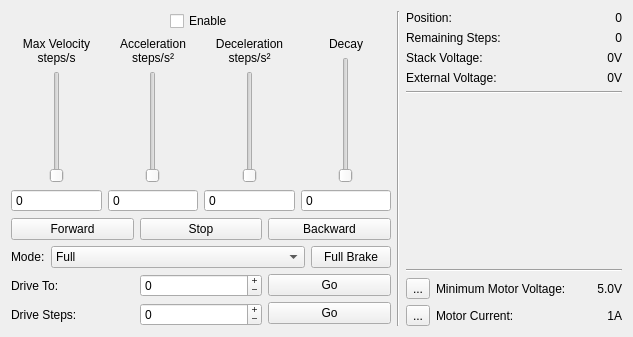
Before: the Qt Designer form src/brickv/plugin_system/plugins/stepper/ui/stepper.ui in Tinkerforge/brickv, drawn with Qt 5.
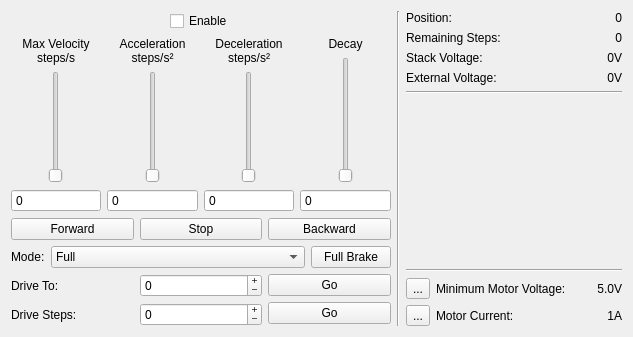
After: the same form once the commit is applied.

Commit message: add stretching to vertical sliders (otherwise they look ugly on windows)

What changed in the file:
```diff
--- a/src/brickv/plugin_system/plugins/stepper/ui/stepper.ui
+++ b/src/brickv/plugin_system/plugins/stepper/ui/stepper.ui
@@ -80,9 +80,24 @@
             </widget>
            </item>
            <item>
+            <layout class="QHBoxLayout" name="horizontalLayout_13">
+             <item>
+              <spacer name="horizontalSpacer_3">
+               <property name="orientation">
+                <enum>Qt::Horizontal</enum>
+               </property>
+               <property name="sizeHint" stdset="0">
+                <size>
+                 <width>40</width>
+                 <height>20</height>
+                </size>
+               </property>
+              </spacer>
+             </item>
+             <item>
             <widget class="QSlider" name="velocity_slider">
              <property name="sizePolicy">
-              <sizepolicy hsizetype="Minimum" vsizetype="Expanding">
+                <sizepolicy hsizetype="Fixed" vsizetype="Expanding">
                <horstretch>0</horstretch>
                <verstretch>0</verstretch>
               </sizepolicy>
@@ -111,6 +126,21 @@
             </widget>
            </item>
            <item>
+              <spacer name="horizontalSpacer_4">
+               <property name="orientation">
+                <enum>Qt::Horizontal</enum>
+               </property>
+               <property name="sizeHint" stdset="0">
+                <size>
+                 <width>40</width>
+                 <height>20</height>
+                </size>
+               </property>
+              </spacer>
+             </item>
+            </layout>
+           </item>
+           <item>
             <widget class="QSpinBox" name="velocity_spin">
              <property name="buttonSymbols">
               <enum>QAbstractSpinBox::NoButtons</enum>
@@ -145,9 +175,24 @@
             </widget>
            </item>
            <item>
+            <layout class="QHBoxLayout" name="horizontalLayout_14">
+             <item>
+              <spacer name="horizontalSpacer_5">
+               <property name="orientation">
+                <enum>Qt::Horizontal</enum>
+               </property>
+               <property name="sizeHint" stdset="0">
+                <size>
+                 <width>40</width>
+                 <height>20</height>
+                </size>
+               </property>
+              </spacer>
+             </item>
+             <item>
             <widget class="QSlider" name="acceleration_slider">
              <property name="sizePolicy">
-              <sizepolicy hsizetype="Minimum" vsizetype="Expanding">
+                <sizepolicy hsizetype="Fixed" vsizetype="Expanding">
                <horstretch>0</horstretch>
                <verstretch>0</verstretch>
               </sizepolicy>
@@ -165,6 +210,21 @@
               <enum>Qt::Vertical</enum>
              </property>
             </widget>
+             </item>
+             <item>
+              <spacer name="horizontalSpacer_6">
+               <property name="orientation">
+                <enum>Qt::Horizontal</enum>
+               </property>
+               <property name="sizeHint" stdset="0">
+                <size>
+                 <width>40</width>
+                 <height>20</height>
+                </size>
+               </property>
+              </spacer>
+             </item>
+            </layout>
            </item>
            <item>
             <widget class="QSpinBox" name="acceleration_spin">
@@ -201,9 +261,24 @@
             </widget>
            </item>
            <item>
+            <layout class="QHBoxLayout" name="horizontalLayout_17">
+             <item>
+              <spacer name="horizontalSpacer_7">
+               <property name="orientation">
+                <enum>Qt::Horizontal</enum>
+               </property>
+               <property name="sizeHint" stdset="0">
+                <size>
+                 <width>40</width>
+                 <height>20</height>
+                </size>
+               </property>
+              </spacer>
+             </item>
+             <item>
             <widget class="QSlider" name="deceleration_slider">
              <property name="sizePolicy">
-              <sizepolicy hsizetype="Minimum" vsizetype="Expanding">
+                <sizepolicy hsizetype="Fixed" vsizetype="Expanding">
                <horstretch>0</horstretch>
                <verstretch>0</verstretch>
               </sizepolicy>
@@ -218,6 +293,21 @@
               <enum>Qt::Vertical</enum>
              </property>
             </widget>
+             </item>
+             <item>
+              <spacer name="horizontalSpacer_8">
+               <property name="orientation">
+                <enum>Qt::Horizontal</enum>
+               </property>
+               <property name="sizeHint" stdset="0">
+                <size>
+                 <width>40</width>
+                 <height>20</height>
+                </size>
+               </property>
+              </spacer>
+             </item>
+            </layout>
            </item>
            <item>
             <widget class="QSpinBox" name="deceleration_spin">
@@ -247,9 +337,24 @@
             </widget>
            </item>
            <item>
+            <layout class="QHBoxLayout" name="horizontalLayout_18">
+             <item>
+              <spacer name="horizontalSpacer_9">
+               <property name="orientation">
+                <enum>Qt::Horizontal</enum>
+               </property>
+               <property name="sizeHint" stdset="0">
+                <size>
+                 <width>40</width>
+                 <height>20</height>
+                </size>
+               </property>
+              </spacer>
+             </item>
+             <item>
             <widget class="QSlider" name="decay_slider">
              <property name="sizePolicy">
-              <sizepolicy hsizetype="Minimum" vsizetype="Expanding">
+                <sizepolicy hsizetype="Fixed" vsizetype="Expanding">
                <horstretch>0</horstretch>
                <verstretch>0</verstretch>
               </sizepolicy>
@@ -264,6 +369,21 @@
               <enum>Qt::Vertical</enum>
              </property>
             </widget>
+             </item>
+             <item>
+              <spacer name="horizontalSpacer_10">
+               <property name="orientation">
+                <enum>Qt::Horizontal</enum>
+               </property>
+               <property name="sizeHint" stdset="0">
+                <size>
+                 <width>40</width>
+                 <height>20</height>
+                </size>
+               </property>
+              </spacer>
+             </item>
+            </layout>
            </item>
            <item>
             <widget class="QSpinBox" name="decay_spin">
```
Lines whose indentation alone changed are shown as unchanged.
